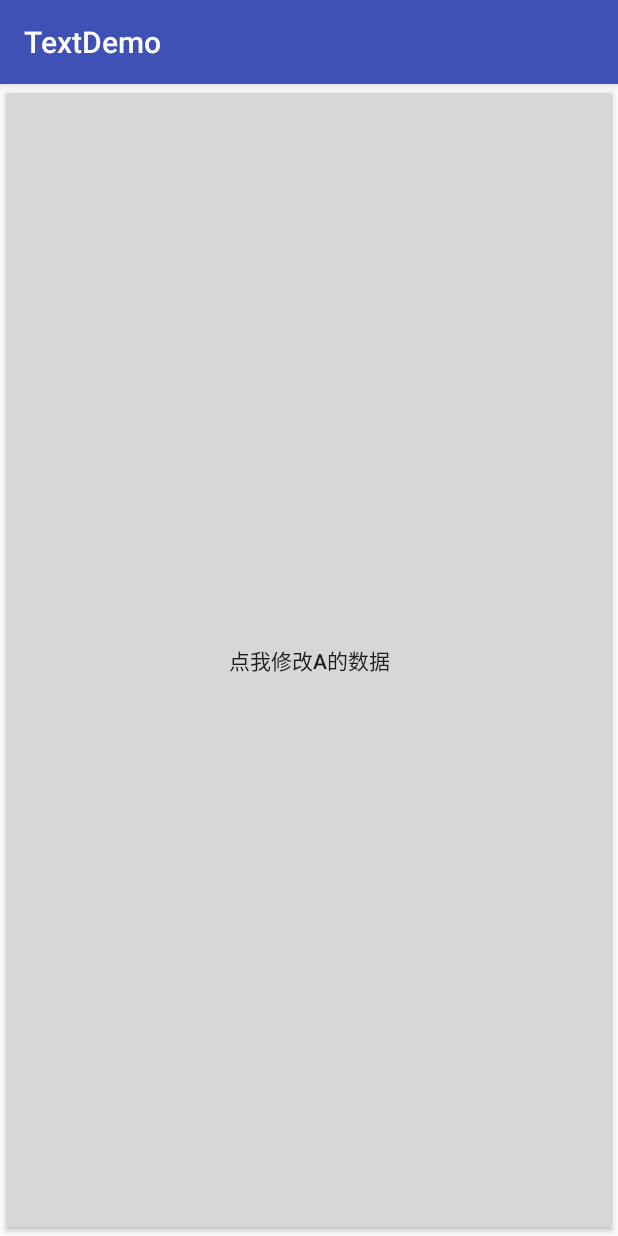
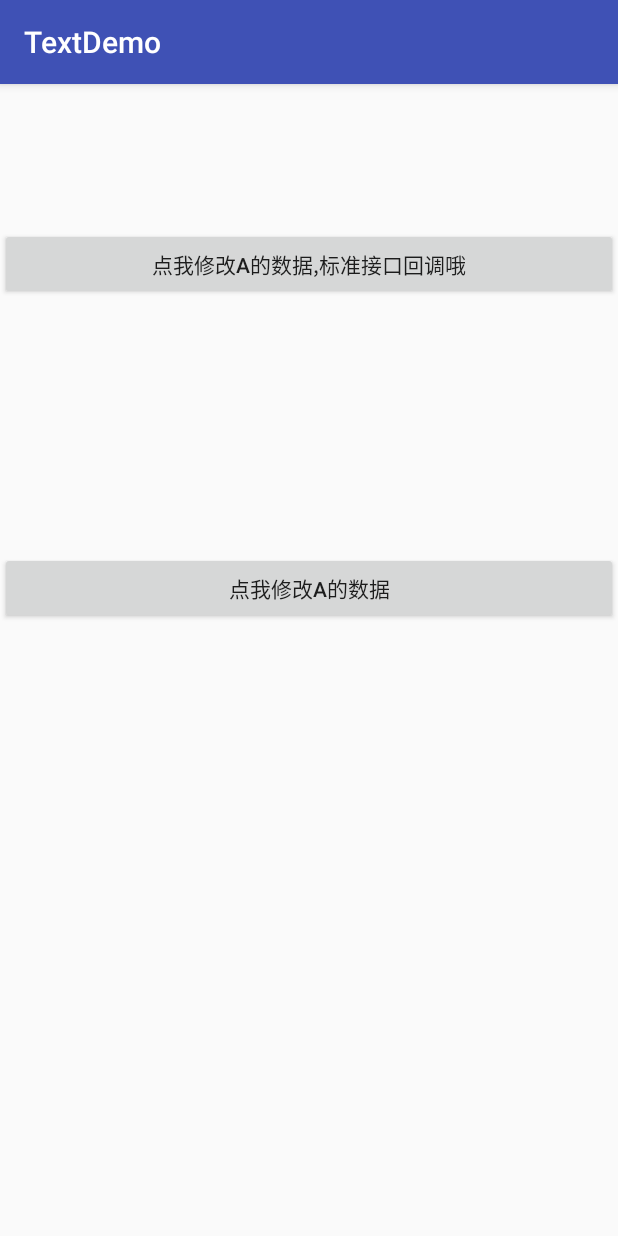
Before and after one commit to weixiaoming666/TextDemo, an Android app: the Baty screen opened directly, with no data from a screen before it, on a phone screen of 412 x 824 dp. Run offline under Robolectric (Android 15) with nearby library versions, the phone set to English and light mode, and no system bars; 1 statement that could not run was skipped.

Commit message:
自定义接口回调的修改更新

```diff
--- a/app/src/main/res/layout/activity_baty.xml
+++ b/app/src/main/res/layout/activity_baty.xml
@@ -5,10 +5,24 @@
     android:layout_width="match_parent"
     android:layout_height="match_parent"
     tools:context="com.example.administrator.textdemo.interfacecallback.Baty">
-<Button
-    android:onClick="changeAaty"
-    android:layout_width="match_parent"
-    android:layout_height="match_parent"
-    android:text="点我修改A的数据"/>
+
+    <Button
+        android:layout_width="match_parent"
+        android:layout_height="wrap_content"
+        android:layout_marginTop="168dp"
+        android:onClick="changeAaty"
+        android:text="点我修改A的数据"
+        app:layout_constraintTop_toBottomOf="@+id/button5"
+        tools:layout_editor_absoluteX="0dp" />
+
+    <Button
+        android:id="@+id/button5"
+        android:layout_width="match_parent"
+        android:layout_height="wrap_content"
+        android:layout_marginTop="96dp"
+        android:onClick="changeAatyInterface"
+        android:text="点我修改A的数据,标准接口回调哦"
+        app:layout_constraintTop_toTopOf="parent"
+        tools:layout_editor_absoluteX="0dp" />
 
 </android.support.constraint.ConstraintLayout>
--- a/app/src/main/res/layout/activity_view_page_demo1.xml
+++ b/app/src/main/res/layout/activity_view_page_demo1.xml
@@ -27,8 +27,8 @@
         app:color3="#FE626D"
         app:color4="#966ACF"
         app:duration="800"
-        app:radius="20dp"
-        app:scale="0.5"
+        app:radius="25dp"
+        app:scale="0.8"
       >
         <ImageView
             android:layout_width="wrap_content"
@@ -49,5 +49,6 @@
             android:layout_width="wrap_content"
             android:layout_height="wrap_content"
             android:src="@drawable/chacha" />
+
     </comulez.github.droplibrary.DropIndicator>
 </LinearLayout>
--- a/app/src/main/res/layout/aty_my_mvp_demo.xml
+++ b/app/src/main/res/layout/aty_my_mvp_demo.xml
@@ -66,7 +66,8 @@
                     android:imeOptions="actionUnspecified"
                     android:inputType="textPassword"
                     android:maxLines="1"
-                    android:lines="1" />
+                    android:lines="1"
+                    tools:ignore="InvalidImeActionId" />
 
             </android.support.design.widget.TextInputLayout>
 
```
Also changed, not shown: app/src/main/java/com/example/administrator/textdemo/interfacecallback/Aaty.java (+17 -2 lines), app/src/main/java/com/example/administrator/textdemo/interfacecallback/Baty.java (+16 -9 lines), app/src/main/java/com/example/administrator/textdemo/interfacecallback/Interface.java (added, +10 -0 lines).
